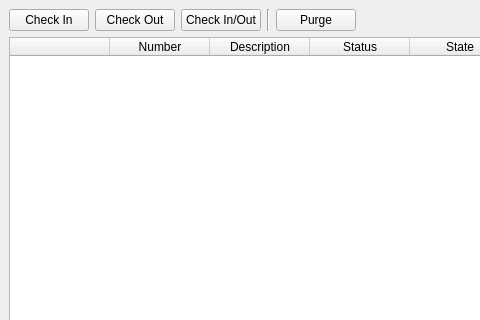
grd/FreePDM, file src/gui/MainWindow.ui: the form before one commit; both pictures show x 0 to 480 and y 0 to 320 of the 817 by 600 pixel window.
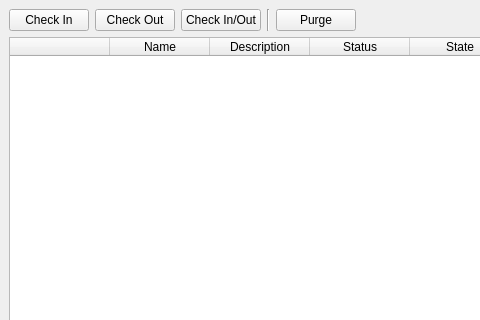
The form after the commit.

Diff of the .ui file:
```diff
--- a/src/gui/MainWindow.ui
+++ b/src/gui/MainWindow.ui
@@ -83,7 +83,7 @@
       </column>
       <column>
        <property name="text">
-        <string extracomment="Optionally number">Number</string>
+        <string extracomment="Optionally number">Name</string>
        </property>
        <property name="toolTip">
         <string extracomment="Optional number"/>
```
